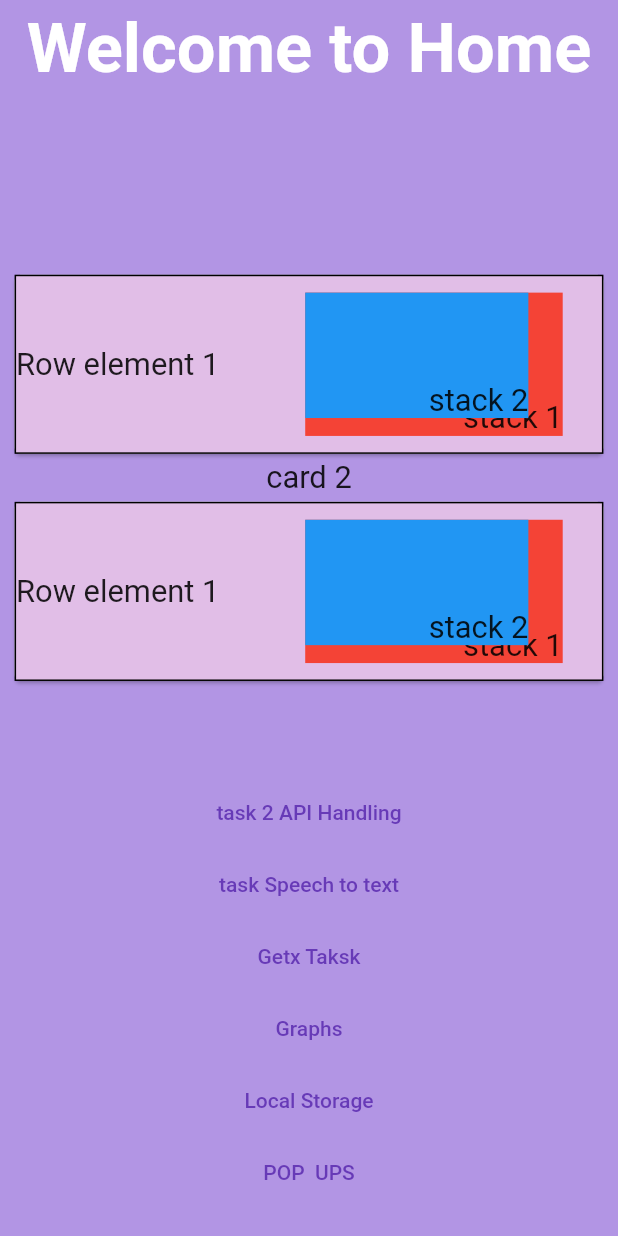
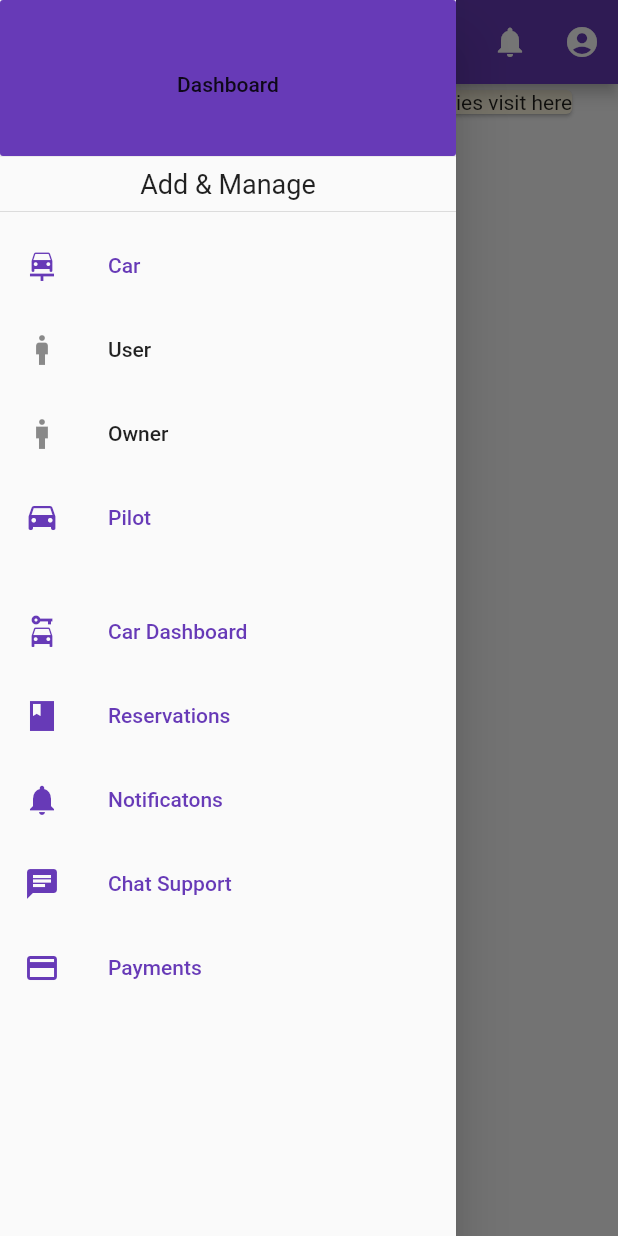
Before and after one commit to AbhishekpYoungsoft/responsiveUi_task, a Flutter app: the screen it shows after launch, with the side drawer open (before the commit the screen has no drawer), on a phone screen of 412 x 824 dp. Run offline on Flutter 3.47's test engine with Material 2 defaults, Android fonts, the phone set to English and light mode, and no system bars; our stand-ins replace avatar_glow, flutter_screenutil, fluttertoast, get, google_fonts, shared_preferences and 1 more.

Commit message:
dashboard page created for car

```diff
--- a/lib/main.dart
+++ b/lib/main.dart
@@ -3,6 +3,7 @@
 
 import 'package:flutter/material.dart';
 import 'package:flutter_screenutil/flutter_screenutil.dart';
+import 'package:screenutilapp/new/Dashboard_page.dart';
 import 'package:screenutilapp/screens/home_screen.dart';
 
 void main() {
@@ -23,7 +24,7 @@ class MyApp extends StatelessWidget {
         return MaterialApp(
           theme: ThemeData(primarySwatch: Colors.deepPurple),
           debugShowCheckedModeBanner: false,
-          home: HomeScreen(),
+          home: DashBoard(),
         );
       },
     );
--- /dev/null
+++ b/lib/new/Dashboard_page.dart
@@ -0,0 +1,140 @@
+import 'package:flutter/material.dart';
+import 'package:screenutilapp/new/nav_drawer.dart';
+import 'package:screenutilapp/screens/home_screen.dart';
+
+class DashBoard extends StatefulWidget {
+  const DashBoard({super.key});
+
+  @override
+  State<DashBoard> createState() => _DashBoardState();
+}
+
+class _DashBoardState extends State<DashBoard> {
+  List<PopupMenuEntry<String>> _menuItems = [
+    PopupMenuItem<String>(
+      value: 'Account',
+      child: ListTile(
+        leading: Icon(Icons.manage_accounts_outlined),
+        title: Text('User Name'),
+        subtitle: Text('example@example.com'),
+      ),
+    ),
+
+    PopupMenuItem<String>(
+      value: 'Account',
+      child: ListTile(
+        leading: Icon(Icons.account_box),
+        title: Text('Account'),
+        //subtitle: Text('example@example.com'),
+      ),
+    ),
+    PopupMenuItem<String>(
+      value: 'Settings',
+      child: ListTile(
+        leading: Icon(Icons.settings),
+        title: Text('Settings'),
+        //subtitle: Text('example@example.com'),
+      ),
+    ),
+    PopupMenuItem<String>(
+      value: 'Language',
+      child: ListTile(
+        leading: Icon(Icons.language),
+        title: Text('Language'),
+        //subtitle: Text('example@example.com'),
+      ),
+    ),
+    PopupMenuItem<String>(
+      value: 'Logout',
+      child: ListTile(
+        leading: Icon(Icons.logout),
+        title: Text(' Logout'),
+        //subtitle: Text('example@example.com'),
+      ),
+    ),
+
+    // PopupMenuItem<String>(
+    //   value: 'option2',
+    //   child: Text('Option 2'),
+    // ),
+    // PopupMenuDivider(),
+    // PopupMenuItem<String>(
+    //   value: 'option3',
+    //   child: Text('Option 3'),
+    // ),
+  ];
+
+  //-----------------------------------------------------
+  void _handleMenuItemSelected(String value) {
+    switch (value) {
+      case 'Account':
+        print("Account selected");
+        //navi
+        break;
+      case 'Settings':
+        print(" Settings selected");
+        break;
+      case 'Language':
+        print(" Language selected");
+        break;
+      case 'Logout':
+        break;
+    }
+  }
+
+  @override
+  Widget build(BuildContext context) {
+    return Scaffold(
+      drawer: NavDrawer(selected: DrawerSelection.home),
+      appBar: AppBar(
+        centerTitle: true,
+        title: const Text("Dashboard"),
+        actions: <Widget>[
+          IconButton(
+            onPressed: () {},
+            icon: const Icon(Icons.help),
+            tooltip: "Help",
+          ),
+          IconButton(
+            onPressed: () {},
+            icon: const Icon(Icons.notifications),
+            //tooltip: "Help",
+          ),
+          PopupMenuButton<String>(
+            itemBuilder: (BuildContext context) => _menuItems,
+            onSelected: _handleMenuItemSelected,
+            icon: Icon(Icons.account_circle),
+          ),
+        ],
+      ),
+      body: Column(
+        // mainAxisAlignment: MainAxisAlignment.center,
+        // crossAxisAlignment: CrossAxisAlignment.center,
+        children: [
+          Card(
+            color: Colors.amber.shade50,
+            child: const Text(
+                "Welcome to dashboard, if you have any queries visit here"),
+          ),
+          SizedBox(
+            height: 10,
+          ),
+          Text(
+            "Activity",
+            style: TextStyle(fontSize: 24),
+          ),
+          SizedBox(
+            height: 20,
+          ),
+
+          Text("All activity"),
+          Row(
+            mainAxisAlignment: MainAxisAlignment.center,
+            crossAxisAlignment: CrossAxisAlignment.center,
+            children: [Text("name"), Text("Filter name"), Text("date")],
+          ) //a here shoulf be converted to a button
+        ],
+      ),
+    );
+  }
+}
--- /dev/null
+++ b/lib/new/nav_drawer.dart
@@ -0,0 +1,125 @@
+import 'package:flutter/material.dart';
+
+enum DrawerSelection { home, creator, about }
+
+class NavDrawer extends StatefulWidget {
+  final DrawerSelection selected;
+  const NavDrawer({super.key, required this.selected});
+
+  @override
+  State<NavDrawer> createState() => _NavDrawerState();
+}
+
+class _NavDrawerState extends State<NavDrawer> {
+  @override
+  Widget build(BuildContext context) {
+    return Drawer(
+      child: ListView(children: [
+        SizedBox(
+          height: 112,
+          child: DrawerHeader(
+              decoration: BoxDecoration(
+                  color: Colors.deepPurple,
+                  // border: Border.all(),
+                  borderRadius: BorderRadius.circular(2)),
+              child: const Center(
+                child: Text("Dashboard"),
+              )),
+        ),
+        Center(
+          child: Text(
+            "Add & Manage",
+            style: TextStyle(fontSize: 18),
+          ),
+        ),
+        Divider(),
+        ListTile(
+          selected: widget.selected == DrawerSelection.home,
+          leading: const Icon(Icons.car_repair),
+          title: const Text("Car"),
+          onTap: () {
+            // Navigator.of(context)
+            //     .push(MaterialPageRoute(builder: (context) => NewHomeScreen()));
+          },
+        ),
+        ListTile(
+          selected: widget.selected == DrawerSelection.creator,
+          leading: Icon(Icons.man_outlined),
+          title: Text("User"),
+          onTap: () {
+            // Navigator.of(context).push(MaterialPageRoute(
+            //     builder: (context) => MemeCreatorPage(
+            //           selectedImageUrl: defaultImageUrl,
+            //         )));
+          },
+        ),
+        ListTile(
+          selected: widget.selected == DrawerSelection.about,
+          leading: Icon(Icons.man_sharp),
+          title: Text("Owner"),
+          onTap: () {
+            // Navigator.of(context)
+            //     .push(MaterialPageRoute(builder: (context) => AboutPage()));
+          },
+        ),
+        ListTile(
+          selected: widget.selected == DrawerSelection.home,
+          leading: const Icon(Icons.drive_eta),
+          title: const Text("Pilot"),
+          onTap: () {
+            // Navigator.of(context)
+            //     .push(MaterialPageRoute(builder: (context) => NewHomeScreen()));
+          },
+        ),
+        SizedBox(
+          height: 20,
+        ),
+        ListTile(
+          selected: widget.selected == DrawerSelection.home,
+          leading: const Icon(Icons.car_rental),
+          title: const Text("Car Dashboard"),
+          onTap: () {
+            // Navigator.of(context)
+            //     .push(MaterialPageRoute(builder: (context) => NewHomeScreen()));
+          },
+        ),
+        ListTile(
+          selected: widget.selected == DrawerSelection.home,
+          leading: const Icon(Icons.book_sharp),
+          title: const Text("Reservations"),
+          onTap: () {
+            // Navigator.of(context)
+            //     .push(MaterialPageRoute(builder: (context) => NewHomeScreen()));
+          },
+        ),
+        ListTile(
+          selected: widget.selected == DrawerSelection.home,
+          leading: const Icon(Icons.notifications),
+          title: const Text("Notificatons"),
+          onTap: () {
+            // Navigator.of(context)
+            //     .push(MaterialPageRoute(builder: (context) => NewHomeScreen()));
+          },
+        ),
+        ListTile(
+          selected: widget.selected == DrawerSelection.home,
+          leading: const Icon(Icons.chat),
+          title: const Text("Chat Support"),
+          onTap: () {
+            // Navigator.of(context)
+            //     .push(MaterialPageRoute(builder: (context) => NewHomeScreen()));
+          },
+        ),
+        ListTile(
+          selected: widget.selected == DrawerSelection.home,
+          leading: const Icon(Icons.payment),
+          title: const Text("Payments"),
+          onTap: () {
+            // Navigator.of(context)
+            //     .push(MaterialPageRoute(builder: (context) => NewHomeScreen()));
+          },
+        ),
+      ]),
+    );
+  }
+}
--- a/lib/screens/pop_up.dart
+++ b/lib/screens/pop_up.dart
@@ -11,6 +11,7 @@ class PopUpTypes extends StatefulWidget {
 }
 
 class _PopUpTypesState extends State<PopUpTypes> {
+  //show dalog function
   _showDialog() {
     return showDialog(
       context: context,
```
